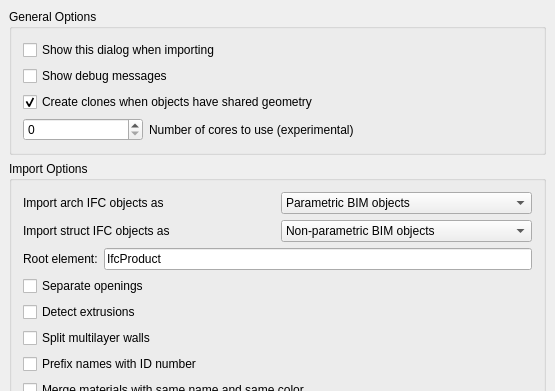
Before: the Qt Designer form src/Mod/BIM/Resources/ui/preferences-ifc.ui in southseact-3d/fcd, drawn with Qt 5; both pictures show x 0 to 555 and y 0 to 391 of the 555 by 729 pixel window.
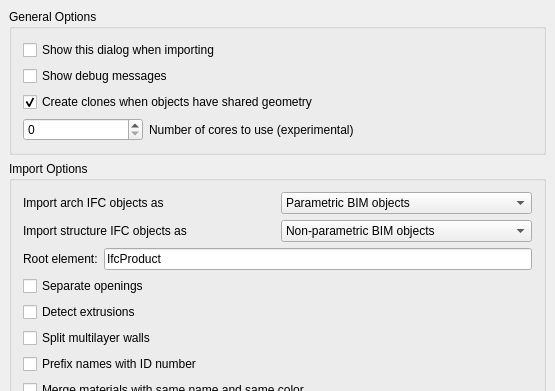
After: the same form once the commit is applied. Custom widgets are drawn as their Qt base class.

What changed in the file:
```diff
--- a/src/Mod/BIM/Resources/ui/preferences-ifc.ui
+++ b/src/Mod/BIM/Resources/ui/preferences-ifc.ui
@@ -202,7 +202,7 @@
         <item>
          <widget class="QLabel" name="label_6">
           <property name="text">
-           <string>Import struct IFC objects as</string>
+           <string>Import structure IFC objects as</string>
           </property>
          </widget>
         </item>
```
